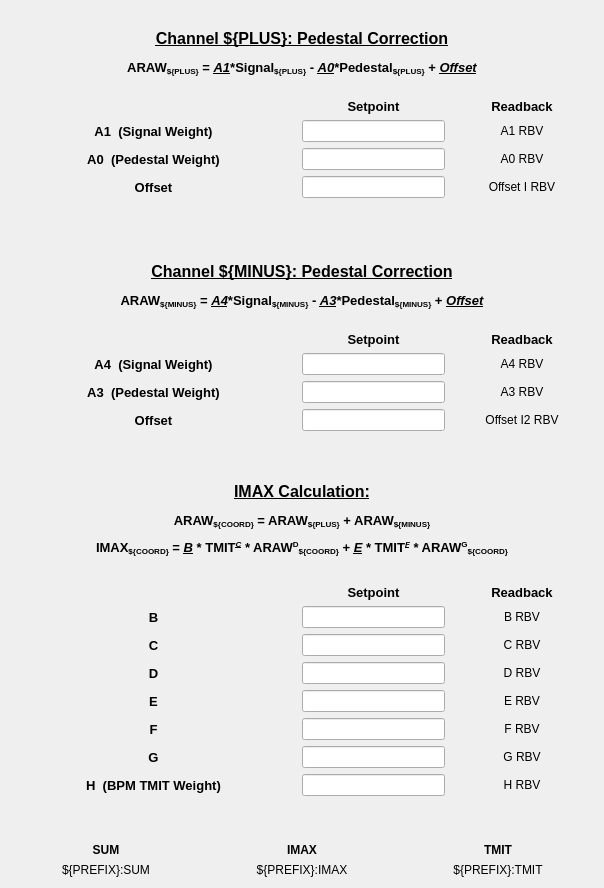
This is blenApp/ui/blen_lcls2_gap_coef_instr.ui in slaclab/BunchLengthMonitor as Qt 5 draws it before an edit. The edited form follows.
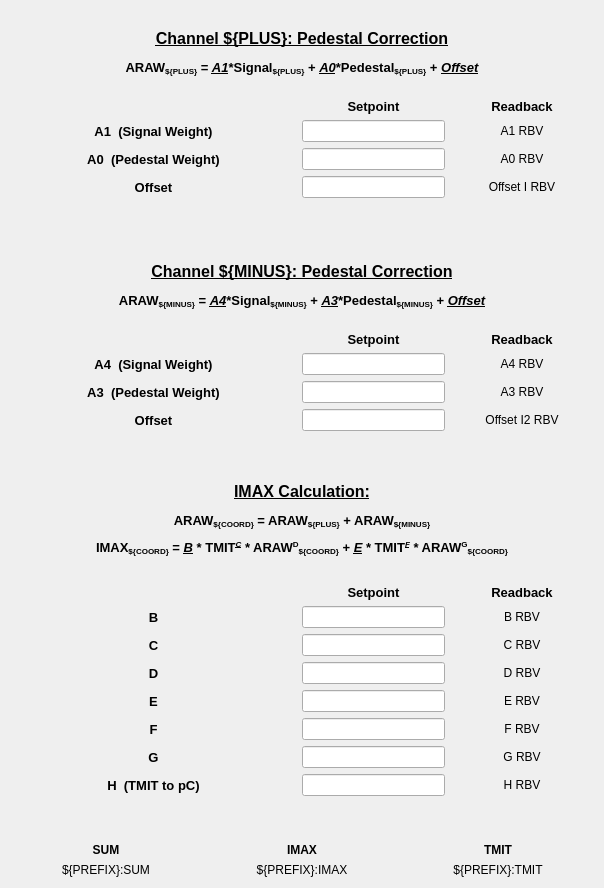
This is the edited form. Custom widgets are drawn as their Qt base class.

Diff of the .ui file:
```diff
--- a/blenApp/ui/blen_lcls2_gap_coef_instr.ui
+++ b/blenApp/ui/blen_lcls2_gap_coef_instr.ui
@@ -26,7 +26,7 @@
         </font>
        </property>
        <property name="text">
-        <string>&lt;html&gt;&lt;head/&gt;&lt;body&gt;&lt;p&gt;&lt;span style=&quot; font-size:12pt; font-weight:600; text-decoration: underline;&quot;&gt;Channel ${PLUS}: Pedestal Correction&lt;/span&gt;&lt;/p&gt;&lt;p&gt;&lt;span style=&quot; font-size:10pt;&quot;&gt;ARAW&lt;/span&gt;&lt;span style=&quot; font-size:10pt; vertical-align:sub;&quot;&gt;${PLUS}&lt;/span&gt;&lt;span style=&quot; font-size:10pt;&quot;&gt; = &lt;/span&gt;&lt;span style=&quot; font-size:10pt; font-style:italic; text-decoration: underline;&quot;&gt;A1&lt;/span&gt;&lt;span style=&quot; font-size:10pt;&quot;&gt;*Signal&lt;/span&gt;&lt;span style=&quot; font-size:10pt; vertical-align:sub;&quot;&gt;${PLUS}&lt;/span&gt;&lt;span style=&quot; font-size:10pt;&quot;&gt; - &lt;/span&gt;&lt;span style=&quot; font-size:10pt; font-style:italic; text-decoration: underline;&quot;&gt;A0&lt;/span&gt;&lt;span style=&quot; font-size:10pt;&quot;&gt;*Pedestal&lt;/span&gt;&lt;span style=&quot; font-size:10pt; vertical-align:sub;&quot;&gt;${PLUS}&lt;/span&gt;&lt;span style=&quot; font-size:10pt;&quot;&gt; + &lt;/span&gt;&lt;span style=&quot; font-size:10pt; font-style:italic; text-decoration: underline;&quot;&gt;Offset&lt;/span&gt;&lt;/p&gt;&lt;/body&gt;&lt;/html&gt;</string>
+        <string>&lt;html&gt;&lt;head/&gt;&lt;body&gt;&lt;p&gt;&lt;span style=&quot; font-size:12pt; text-decoration: underline;&quot;&gt;Channel ${PLUS}: Pedestal Correction&lt;/span&gt;&lt;/p&gt;&lt;p&gt;ARAW&lt;span style=&quot; vertical-align:sub;&quot;&gt;${PLUS}&lt;/span&gt; = &lt;span style=&quot; font-style:italic; text-decoration: underline;&quot;&gt;A1&lt;/span&gt;*Signal&lt;span style=&quot; vertical-align:sub;&quot;&gt;${PLUS}&lt;/span&gt; + &lt;span style=&quot; font-style:italic; text-decoration: underline;&quot;&gt;A0&lt;/span&gt;*Pedestal&lt;span style=&quot; vertical-align:sub;&quot;&gt;${PLUS}&lt;/span&gt; + &lt;span style=&quot; font-style:italic; text-decoration: underline;&quot;&gt;Offset&lt;/span&gt;&lt;/p&gt;&lt;/body&gt;&lt;/html&gt;</string>
        </property>
        <property name="alignment">
         <set>Qt::AlignCenter</set>
@@ -301,7 +301,7 @@
         </font>
        </property>
        <property name="text">
-        <string>&lt;html&gt;&lt;head/&gt;&lt;body&gt;&lt;p&gt;&lt;span style=&quot; font-size:12pt; font-weight:600; text-decoration: underline;&quot;&gt;Channel ${MINUS}: Pedestal Correction&lt;/span&gt;&lt;/p&gt;&lt;p&gt;&lt;span style=&quot; font-size:10pt;&quot;&gt;ARAW&lt;/span&gt;&lt;span style=&quot; font-size:10pt; vertical-align:sub;&quot;&gt;${MINUS}&lt;/span&gt;&lt;span style=&quot; font-size:10pt;&quot;&gt; = &lt;/span&gt;&lt;span style=&quot; font-size:10pt; font-style:italic; text-decoration: underline;&quot;&gt;A4&lt;/span&gt;&lt;span style=&quot; font-size:10pt;&quot;&gt;*Signal&lt;/span&gt;&lt;span style=&quot; font-size:10pt; vertical-align:sub;&quot;&gt;${MINUS}&lt;/span&gt;&lt;span style=&quot; font-size:10pt;&quot;&gt; - &lt;/span&gt;&lt;span style=&quot; font-size:10pt; font-style:italic; text-decoration: underline;&quot;&gt;A3&lt;/span&gt;&lt;span style=&quot; font-size:10pt;&quot;&gt;*Pedestal&lt;/span&gt;&lt;span style=&quot; font-size:10pt; vertical-align:sub;&quot;&gt;${MINUS}&lt;/span&gt;&lt;span style=&quot; font-size:10pt;&quot;&gt; + &lt;/span&gt;&lt;span style=&quot; font-size:10pt; font-style:italic; text-decoration: underline;&quot;&gt;Offset&lt;/span&gt;&lt;/p&gt;&lt;/body&gt;&lt;/html&gt;</string>
+        <string>&lt;html&gt;&lt;head/&gt;&lt;body&gt;&lt;p&gt;&lt;span style=&quot; font-size:12pt; text-decoration: underline;&quot;&gt;Channel ${MINUS}: Pedestal Correction&lt;/span&gt;&lt;/p&gt;&lt;p&gt;ARAW&lt;span style=&quot; vertical-align:sub;&quot;&gt;${MINUS}&lt;/span&gt; = &lt;span style=&quot; font-style:italic; text-decoration: underline;&quot;&gt;A4&lt;/span&gt;*Signal&lt;span style=&quot; vertical-align:sub;&quot;&gt;${MINUS}&lt;/span&gt; + &lt;span style=&quot; font-style:italic; text-decoration: underline;&quot;&gt;A3&lt;/span&gt;*Pedestal&lt;span style=&quot; vertical-align:sub;&quot;&gt;${MINUS}&lt;/span&gt; + &lt;span style=&quot; font-style:italic; text-decoration: underline;&quot;&gt;Offset&lt;/span&gt;&lt;/p&gt;&lt;/body&gt;&lt;/html&gt;</string>
        </property>
        <property name="alignment">
         <set>Qt::AlignCenter</set>
@@ -834,7 +834,7 @@
           </font>
          </property>
          <property name="text">
-          <string>H  (BPM TMIT Weight)</string>
+          <string>H  (TMIT to pC)</string>
          </property>
          <property name="alignment">
           <set>Qt::AlignCenter</set>
```
